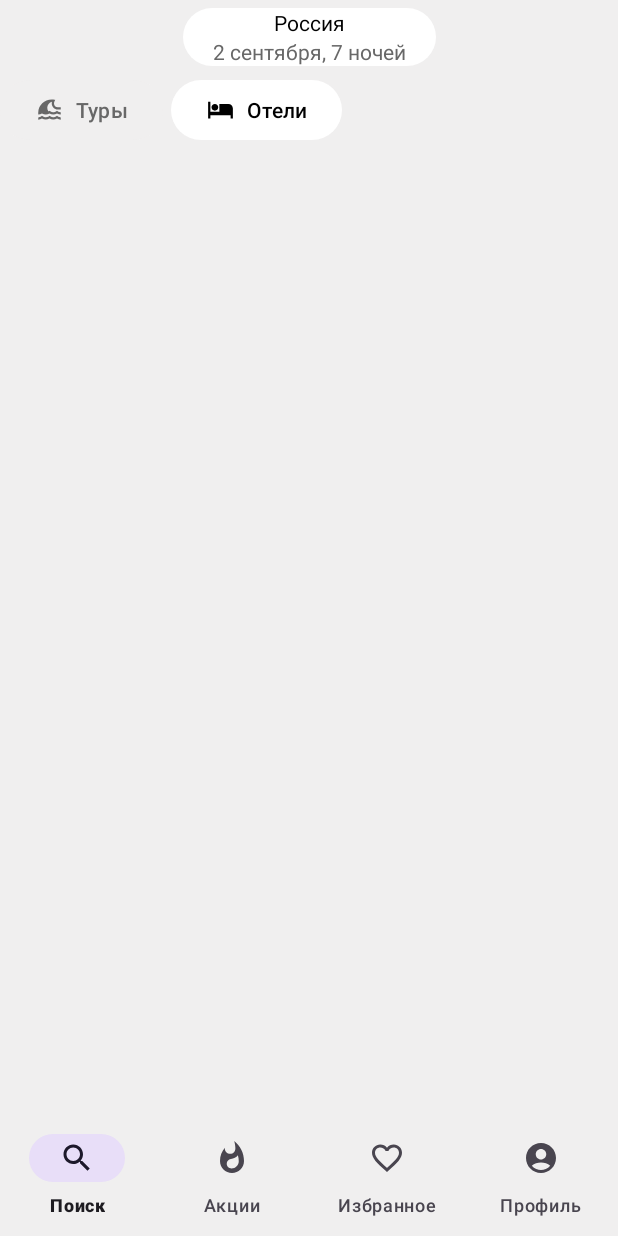
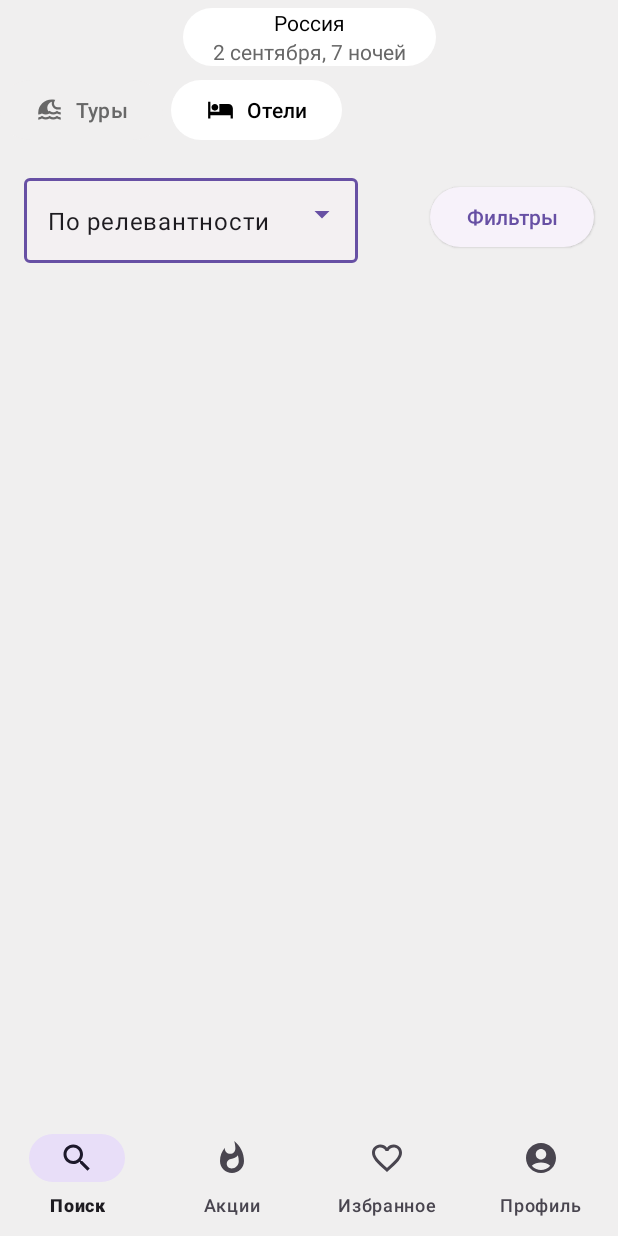
Before and after one commit to fslon/TouristAgency, an Android app: the fragment ToursMainFragment shown on its own in the app's theme, after a tap on "Отели", on a phone screen of 412 x 824 dp. Run offline under Robolectric (Android 15) with nearby library versions, the phone set to English and light mode, and no system bars; libraries missing offline, so code that uses them is left out: moxy.ktx.moxyPresenter; 1 statement that could not run was skipped.

Commit message:
кнопки всякие, меню фильтров только добавил

```diff
--- a/app/src/main/java/com/example/touristagency/ui/fragments/ToursMainFragment.kt
+++ b/app/src/main/java/com/example/touristagency/ui/fragments/ToursMainFragment.kt
@@ -1,9 +1,15 @@
 package com.example.touristagency.ui.fragments
 
+import android.app.Dialog
+import android.graphics.Color
+import android.graphics.drawable.ColorDrawable
 import android.os.Bundle
+import android.view.Gravity
 import android.view.LayoutInflater
 import android.view.View
 import android.view.ViewGroup
+import android.view.Window
+import android.widget.ArrayAdapter
 import com.example.touristagency.App
 import com.example.touristagency.R
 import com.example.touristagency.dagger.ToursSubComponent
@@ -13,7 +19,7 @@ import com.example.touristagency.mvp.view.ToursView
 import com.example.touristagency.ui.activity.BackButtonListener
 import moxy.MvpAppCompatFragment
 import moxy.ktx.moxyPresenter
-
+ // https://www.youtube.com/watch?v=pl_ta6SVhm4
 class ToursMainFragment : MvpAppCompatFragment(), ToursView, BackButtonListener {
     private var _binding: FragmentToursMainBinding? = null
     private val binding get() = _binding!!
@@ -21,6 +27,9 @@ class ToursMainFragment : MvpAppCompatFragment(), ToursView, BackButtonListener
     private var toursSubComponent: ToursSubComponent? = null
 
     private var isToursButtonActive = true
+
+    val sortingStrings = listOf("По релевантности", "По новизне", "Дороже", "Дешевле")
+    lateinit var adapterItems: ArrayAdapter<String>
 
     val presenter: ToursMainPresenter by moxyPresenter {
         toursSubComponent = App.instance.initUserSubComponent()
@@ -32,7 +41,11 @@ class ToursMainFragment : MvpAppCompatFragment(), ToursView, BackButtonListener
 
 //    var adapter: UsersRVAdapter? = null
 
-    override fun onCreateView(inflater: LayoutInflater, container: ViewGroup?, savedInstanceState: Bundle?): View? {
+    override fun onCreateView(
+        inflater: LayoutInflater,
+        container: ViewGroup?,
+        savedInstanceState: Bundle?
+    ): View {
         _binding = FragmentToursMainBinding.inflate(inflater, container, false)
         return binding.root
     }
@@ -47,6 +60,48 @@ class ToursMainFragment : MvpAppCompatFragment(), ToursView, BackButtonListener
         binding.hotelsButton.setOnClickListener {
             switchStateButtonsToursAndHotels(false)
         }
+
+        initSortingMenu()
+
+
+
+        binding.filtersButton.setOnClickListener { showBottomDialog() }
+
+
+    }
+
+    private fun initSortingMenu() {
+
+        adapterItems =
+            ArrayAdapter<String>(requireContext(), R.layout.sorting_list_item, sortingStrings)
+        binding.sortingAutoCompleteTv.setText(adapterItems.getItem(0))
+        binding.sortingAutoCompleteTv.setAdapter(adapterItems)
+        binding.sortingAutoCompleteTv.setOnItemClickListener { adapterView, view, i, l ->
+            binding.sortingAutoCompleteTv.clearFocus()
+
+            // TODO обработать нажатия на список сортировки
+
+        }
+
+    }
+
+    private fun showBottomDialog() {
+
+        val dialog = Dialog(requireContext())
+        dialog.requestWindowFeature(Window.FEATURE_NO_TITLE)
+        dialog.setContentView(R.layout.bottomsheet_layout)
+
+        dialog.show()
+        dialog.window?.setLayout(
+            ViewGroup.LayoutParams.MATCH_PARENT,
+            ViewGroup.LayoutParams.WRAP_CONTENT
+        )
+        dialog.window?.setBackgroundDrawable(ColorDrawable(Color.TRANSPARENT))
+        dialog.window?.attributes?.windowAnimations = R.style.DialogAnimation
+        dialog.window?.setGravity(Gravity.BOTTOM
+        )
+
+
     }
 
 
@@ -55,24 +110,64 @@ class ToursMainFragment : MvpAppCompatFragment(), ToursView, BackButtonListener
             if (!isToursButtonActive) {
                 with(binding.hotelsButton) {
                     setBackgroundColor(resources.getColor(R.color.color_for_background, null))
-                   setTextColor(resources.getColor(R.color.inactive_text_color, null)) // todo сделать селектор для неактивного элемента
-                   icon.setTint(resources.getColor(R.color.inactive_text_color, null))
+                    setTextColor(
+                        resources.getColorStateList(
+                            R.color.text_color_inactive_button,
+                            null
+                        )
+                    )
+                    icon.setTintList(
+                        resources.getColorStateList(
+                            R.color.text_color_inactive_button,
+                            null
+                        )
+                    )
                 }
                 with(binding.toursButton) {
                     setBackgroundColor(resources.getColor(R.color.white, null))
-                   setTextColor(resources.getColor(R.color.text_color_tours_button, null)) // todo сделать селектор для неактивного элемента
-                   icon.setTint(resources.getColor(R.color.text_color_tours_button, null))
+                    setTextColor(
+                        resources.getColorStateList(
+                            R.color.text_color_active_button,
+                            null
+                        )
+                    )
+                    icon.setTintList(
+                        resources.getColorStateList(
+                            R.color.text_color_active_button,
+                            null
+                        )
+                    )
                 }
             } else {
                 with(binding.toursButton) {
                     setBackgroundColor(resources.getColor(R.color.color_for_background, null))
-                   setTextColor(resources.getColor(R.color.inactive_text_color, null)) // todo сделать селектор для неактивного элемента
-                   icon.setTint(resources.getColor(R.color.inactive_text_color, null))
+                    setTextColor(
+                        resources.getColorStateList(
+                            R.color.text_color_inactive_button,
+                            null
+                        )
+                    )
+                    icon.setTintList(
+                        resources.getColorStateList(
+                            R.color.text_color_inactive_button,
+                            null
+                        )
+                    )
                 }
                 with(binding.hotelsButton) {
                     setBackgroundColor(resources.getColor(R.color.white, null))
-                   setTextColor(resources.getColor(R.color.text_color_tours_button, null)) // todo сделать селектор для неактивного элемента
-                   icon.setTint(resources.getColor(R.color.text_color_tours_button, null))
+                    setTextColor(
+                        resources.getColorStateList(
+                            R.color.text_color_active_button,
+                            null
+                        )
+                    )
+                    icon.setTintList(
+                        resources.getColorStateList(
+                            R.color.text_color_active_button,
+                            null
+                        )
+                    )
                 }
             }
 
--- /dev/null
+++ b/app/src/main/res/color/text_color_active_button.xml
@@ -0,0 +1,8 @@
+<?xml version="1.0" encoding="utf-8"?>
+<selector xmlns:android="http://schemas.android.com/apk/res/android">
+    <item android:color="@color/button_on_press_active" android:state_pressed="true" />
+    <item android:color="@color/button_on_press_active" android:state_selected="true" />
+    <item android:color="@color/button_on_press_active" android:state_focused="true" />
+
+    <item android:color="@color/black" />
+</selector>
--- /dev/null
+++ b/app/src/main/res/color/text_color_city_button_city.xml
@@ -0,0 +1,8 @@
+<?xml version="1.0" encoding="utf-8"?>
+<selector xmlns:android="http://schemas.android.com/apk/res/android">
+    <item android:color="@color/city_button_on_press_city" android:state_pressed="true" />
+    <item android:color="@color/city_button_on_press_city" android:state_selected="true" />
+    <item android:color="@color/city_button_on_press_city" android:state_focused="true" />
+
+    <item android:color="@color/black" />
+</selector>
--- /dev/null
+++ b/app/src/main/res/color/text_color_city_button_date.xml
@@ -0,0 +1,8 @@
+<?xml version="1.0" encoding="utf-8"?>
+<selector xmlns:android="http://schemas.android.com/apk/res/android">
+    <item android:color="@color/city_button_on_press_date" android:state_pressed="true" />
+    <item android:color="@color/city_button_on_press_date" android:state_selected="true" />
+    <item android:color="@color/city_button_on_press_date" android:state_focused="true" />
+
+    <item android:color="@color/inactive_text_color" />
+</selector>
--- /dev/null
+++ b/app/src/main/res/color/text_color_inactive_button.xml
@@ -0,0 +1,8 @@
+<?xml version="1.0" encoding="utf-8"?>
+<selector xmlns:android="http://schemas.android.com/apk/res/android">
+    <item android:color="@color/button_on_press_inactive" android:state_pressed="true" />
+    <item android:color="@color/button_on_press_inactive" android:state_selected="true" />
+    <item android:color="@color/button_on_press_inactive" android:state_focused="true" />
+
+    <item android:color="@color/inactive_text_color" />
+</selector>
--- a/app/src/main/res/color/text_color_tours_button.xml
+++ /dev/null
@@ -1,7 +0,0 @@
-<?xml version="1.0" encoding="utf-8"?>
-<selector xmlns:android="http://schemas.android.com/apk/res/android">
-    <item android:color="@color/button_on_press_tours"
-        android:state_pressed="true"/>
-
-    <item android:color="@color/black"/>
-</selector>
--- a/app/src/main/res/layout/city_button.xml
+++ b/app/src/main/res/layout/city_button.xml
@@ -4,26 +4,29 @@
     android:layout_height="wrap_content"
     android:orientation="vertical"
     android:background="@drawable/back"
+    android:clickable="true"
+    android:focusable="true"
     >
 
     <TextView
         android:layout_width="wrap_content"
         android:layout_height="wrap_content"
         android:id="@+id/city_name_tv"
-        android:text="@string/city_button_text"
-        android:textColor="@color/black"
+        android:text="@string/city_button_city_name_default"
+        android:textColor="@color/text_color_city_button_city"
         android:layout_gravity="center"
-        android:layout_marginHorizontal="20dp"
+        android:layout_marginHorizontal="@dimen/city_button_elements_margin_horizontal"
+
         />
 
     <TextView
         android:layout_width="wrap_content"
         android:layout_height="wrap_content"
         android:id="@+id/days_number_tv"
-        android:text="2 сентября, 7 ночей"
+        android:text="@string/city_button_date_default_text"
         android:layout_gravity="center"
-        android:layout_marginHorizontal="20dp"
-        android:textColor="@color/inactive_text_color"
+        android:layout_marginHorizontal="@dimen/city_button_elements_margin_horizontal"
+        android:textColor="@color/text_color_city_button_date"
         />
 
 
--- a/app/src/main/res/layout/fragment_tours_main.xml
+++ b/app/src/main/res/layout/fragment_tours_main.xml
@@ -7,62 +7,87 @@
     android:background="@color/color_for_background">
 
 
-
     <include
+        android:id="@+id/city_and_nights_button"
         layout="@layout/city_button"
         android:layout_width="wrap_content"
         android:layout_height="wrap_content"
+        android:layout_marginTop="@dimen/city_button_margin_top"
         app:layout_constraintEnd_toEndOf="parent"
         app:layout_constraintStart_toStartOf="parent"
-        app:layout_constraintTop_toTopOf="parent"
-        android:id="@+id/city_and_nights_button"
-        android:layout_marginTop="5dp"
-        />
-
-
+        app:layout_constraintTop_toTopOf="parent" />
 
 
     <com.google.android.material.button.MaterialButton
         android:id="@+id/tours_button"
         android:layout_width="wrap_content"
         android:layout_height="wrap_content"
-        android:layout_marginTop="5dp"
+        android:layout_marginTop="@dimen/tours_button_margin_top"
         android:backgroundTint="@color/background_color_buttons_tours"
+        android:clickable="true"
         android:text="@string/button_tours_text"
-        android:textColor="@color/text_color_tours_button"
+        android:textColor="@color/text_color_active_button"
         app:icon="@drawable/baseline_tsunami_24"
-        app:iconTint="@color/text_color_tours_button"
-        android:textStyle="normal"
+        app:iconTint="@color/text_color_active_button"
         app:layout_constraintStart_toStartOf="parent"
-        app:layout_constraintTop_toBottomOf="@id/city_and_nights_button"
-        android:focusedByDefault="false"
-
-        />
+        app:layout_constraintTop_toBottomOf="@id/city_and_nights_button" />
 
     <com.google.android.material.button.MaterialButton
         android:id="@+id/hotels_button"
         android:layout_width="wrap_content"
         android:layout_height="wrap_content"
-        android:layout_marginStart="5dp"
+        android:layout_marginStart="@dimen/hotels_button_margin_start"
         android:backgroundTint="@color/color_for_background"
+        android:clickable="true"
         android:text="@string/button_hotels_text"
-        android:textColor="@color/inactive_text_color"
+        android:textColor="@color/text_color_inactive_button"
         app:icon="@drawable/baseline_hotel_24"
         app:iconTint="@color/inactive_text_color"
         app:layout_constraintStart_toEndOf="@id/tours_button"
         app:layout_constraintTop_toTopOf="@id/tours_button" />
+
+    <com.google.android.material.textfield.TextInputLayout
+        style="@style/Widget.Material3.TextInputLayout.OutlinedBox.ExposedDropdownMenu"
+        android:layout_width="wrap_content"
+        android:layout_height="wrap_content"
+        android:layout_margin="16dp"
+        app:layout_constraintStart_toStartOf="@id/tours_button"
+        app:layout_constraintTop_toBottomOf="@id/tours_button"
+        android:id="@+id/sorting_text_input_layout"
+
+        >
+
+        <com.google.android.material.textfield.MaterialAutoCompleteTextView
+            android:layout_width="wrap_content"
+            android:id="@+id/sorting_auto_complete_tv"
+            android:layout_height="wrap_content"
+            android:inputType="none" />
+
+    </com.google.android.material.textfield.TextInputLayout>
+
+
+    <com.google.android.material.button.MaterialButton
+        android:layout_width="wrap_content"
+        android:layout_height="wrap_content"
+        android:id="@+id/filters_button"
+        android:layout_marginEnd="16dp"
+        android:text="Фильтры"
+        style="@style/Widget.Material3.Button.ElevatedButton"
+        app:layout_constraintEnd_toEndOf="parent"
+        app:layout_constraintTop_toTopOf="@id/sorting_text_input_layout"
+        app:layout_constraintBottom_toBottomOf="@id/sorting_text_input_layout"
+        />
 
 
     <com.google.android.material.bottomnavigation.BottomNavigationView
         android:id="@+id/bottom_navigation"
         android:layout_width="match_parent"
         android:layout_height="wrap_content"
+        android:background="@color/color_for_background"
         app:labelVisibilityMode="labeled"
         app:layout_constraintBottom_toBottomOf="parent"
         app:layout_constraintEnd_toEndOf="parent"
         app:layout_constraintStart_toStartOf="parent"
-        app:menu="@menu/main_fragment_botton_navigation_menu"
-android:background="@color/color_for_background"
-        />
+        app:menu="@menu/main_fragment_botton_navigation_menu" />
 
 </androidx.constraintlayout.widget.ConstraintLayout>
--- a/app/src/main/res/values/colors.xml
+++ b/app/src/main/res/values/colors.xml
@@ -10,10 +10,13 @@
 
 
     <color name="color_for_background">#F0EFEF</color>
+
     <color name="inactive_text_color">#686868</color>
+    <color name="button_on_press_active">#8A8A8A</color>
+    <color name="button_on_press_inactive">#9E9E9E</color>
 
-    <color name="button_on_press_tours">#8A8A8A</color>
-
+    <color name="city_button_on_press_city">#3A3A3A</color>
+    <color name="city_button_on_press_date">#939393</color>
 
 
 </resources>
--- /dev/null
+++ b/app/src/main/res/values/dimens.xml
@@ -0,0 +1,7 @@
+<?xml version="1.0" encoding="utf-8"?>
+<resources>
+    <dimen name="city_button_elements_margin_horizontal">20dp</dimen>
+    <dimen name="city_button_margin_top">5dp</dimen>
+    <dimen name="tours_button_margin_top">5dp</dimen>
+    <dimen name="hotels_button_margin_start">5dp</dimen>
+</resources>
--- a/app/src/main/res/values/strings.xml
+++ b/app/src/main/res/values/strings.xml
@@ -8,8 +8,12 @@
     <string name="navigation_search">Поиск</string>
     <string name="navigation_favourite">Избранное</string>
     <string name="navigation_hot_tours">Акции</string>
+
     <string name="button_tours_text">Туры</string>
     <string name="button_hotels_text">Отели</string>
-    <string name="city_button_text">Россия</string>
+
+    <string name="city_button_city_name_default">Россия</string>
+    <string name="city_button_date_default_text">2 сентября, 7 ночей</string>
+    <string name="for_relevation_string">По релевантности</string>
 
 </resources>
--- a/app/src/main/res/values/themes.xml
+++ b/app/src/main/res/values/themes.xml
@@ -6,4 +6,10 @@
     </style>
 
     <style name="Theme.TouristAgency" parent="Base.Theme.TouristAgency" />
+
+    <style name="DialogAnimation">
+        <item name="android:windowEnterAnimation">@anim/slide_in_animation</item>
+        <item name="android:windowExitAnimation">@anim/slide_out_animation</item>
+    </style>
+
 </resources>
```
Also changed, not shown: app/src/main/res/anim/slide_in_animation.xml (added, +11 -0 lines), app/src/main/res/anim/slide_out_animation.xml (added, +10 -0 lines), app/src/main/res/drawable/dialog_background.xml (added, +16 -0 lines), app/src/main/res/layout/bottomsheet_layout.xml (added, +46 -0 lines), app/src/main/res/layout/sorting_list_item.xml (added, +8 -0 lines). Lines whose indentation alone changed are shown as unchanged.
